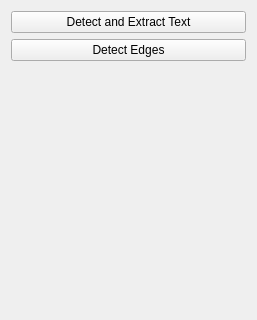
Old version of the form ui/tools.ui in the repository 0xC0000409/ImageProcessor; both pictures show x 0 to 257 and y 0 to 320 of the 257 by 597 pixel window.
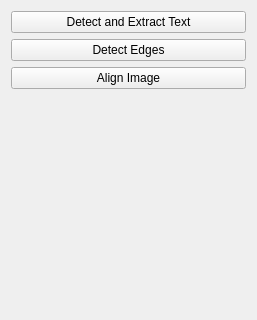
New version of the form.

Commit message: Add additional helpers and prepare for "image alignment" feature

```diff
--- a/ui/tools.ui
+++ b/ui/tools.ui
@@ -28,6 +28,13 @@
      </property>
     </widget>
    </item>
+   <item>
+    <widget class="QPushButton" name="buttonAlignImage">
+     <property name="text">
+      <string>Align Image</string>
+     </property>
+    </widget>
+   </item>
    <item>
     <spacer name="verticalSpacer">
      <property name="orientation">
```
The commit also changes 7 other files.
